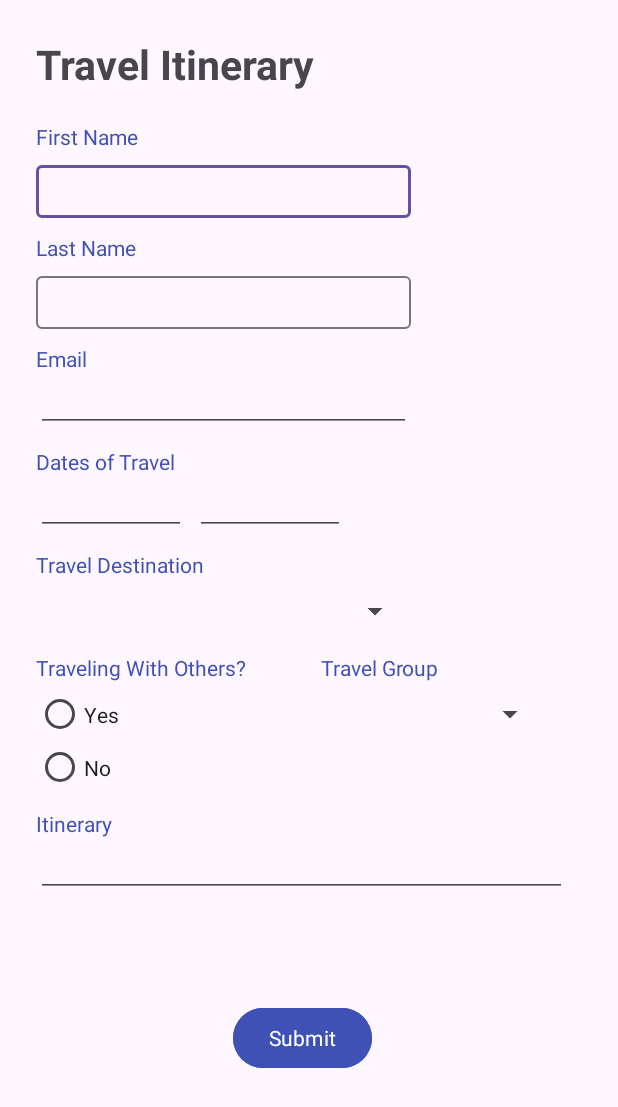
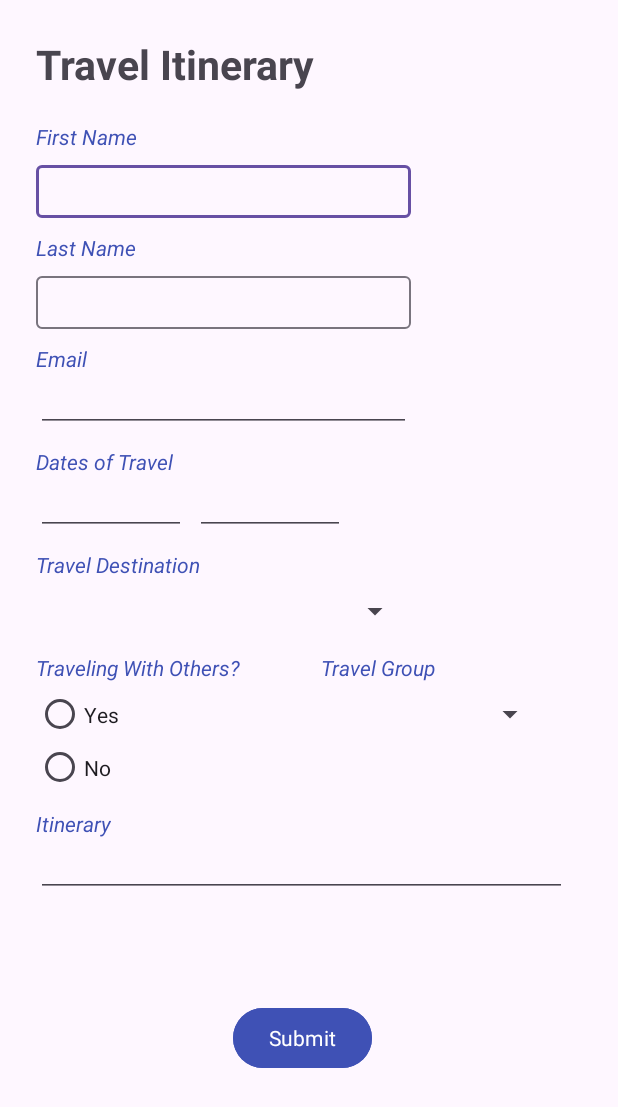
Before and after one commit to Luca-Rausa/SC-Project, an Android app: the layout travel_itinerary.xml on its own in the app's theme, with its tools: preview values and no code run, on a phone screen of 412 x 824 dp. Shown: the top 1107 px of the screen. Run offline under Robolectric (Android 15) with nearby library versions, the phone set to English and light mode, and no system bars; Roboto replaces fonts that are not available here.

Commit message:
started travel itinerary

```diff
--- a/app/src/main/res/layout/travel_itinerary.xml
+++ b/app/src/main/res/layout/travel_itinerary.xml
@@ -28,6 +28,7 @@
         android:text="First Name"
         android:textColor="#3F51B5"
         android:textSize="14sp"
+        android:textStyle="italic"
         app:layout_constraintStart_toStartOf="parent"
         app:layout_constraintTop_toBottomOf="@+id/travelItin" />
 
@@ -41,6 +42,7 @@
         app:layout_constraintTop_toBottomOf="@+id/firstName">
 
         <com.google.android.material.textfield.TextInputEditText
+            android:id="@+id/editTextFirstName"
             android:layout_width="250dp"
             android:layout_height="35dp"
             android:fontFamily="@font/abeezee"
@@ -55,6 +57,7 @@
         android:layout_marginTop="10dp"
         android:text="Last Name"
         android:textColor="#3F51B5"
+        android:textStyle="italic"
         app:layout_constraintStart_toStartOf="parent"
         app:layout_constraintTop_toBottomOf="@+id/textInputLayout" />
 
@@ -68,6 +71,7 @@
         app:layout_constraintTop_toBottomOf="@+id/lastName">
 
         <com.google.android.material.textfield.TextInputEditText
+            android:id="@+id/editTextLastName"
             android:layout_width="250dp"
             android:layout_height="35dp" />
     </com.google.android.material.textfield.TextInputLayout>
@@ -81,6 +85,7 @@
         android:fontFamily="@font/abeezee"
         android:text="Email"
         android:textColor="#3F51B5"
+        android:textStyle="italic"
         app:layout_constraintStart_toStartOf="parent"
         app:layout_constraintTop_toBottomOf="@+id/textInputLayout2" />
 
@@ -106,6 +111,7 @@
         android:fontFamily="@font/abeezee"
         android:text="Dates of Travel "
         android:textColor="#3F51B5"
+        android:textStyle="italic"
         app:layout_constraintStart_toStartOf="parent"
         app:layout_constraintTop_toBottomOf="@+id/editTextTextEmailAddress" />
 
@@ -142,6 +148,7 @@
         android:fontFamily="@font/abeezee"
         android:text="Travel Destination"
         android:textColor="#3F51B5"
+        android:textStyle="italic"
         app:layout_constraintStart_toStartOf="parent"
         app:layout_constraintTop_toBottomOf="@+id/editTextDate" />
 
@@ -163,6 +170,7 @@
         android:fontFamily="@font/abeezee"
         android:text="Traveling With Others?"
         android:textColor="#3F51B5"
+        android:textStyle="italic"
         app:layout_constraintStart_toStartOf="parent"
         app:layout_constraintTop_toBottomOf="@+id/spinner" />
 
@@ -194,6 +202,7 @@
         android:fontFamily="@font/abeezee"
         android:text="Travel Group"
         android:textColor="#3F51B5"
+        android:textStyle="italic"
         app:layout_constraintStart_toStartOf="parent"
         app:layout_constraintTop_toBottomOf="@+id/spinner" />
 
@@ -215,6 +224,7 @@
         android:fontFamily="@font/abeezee"
         android:text="Itinerary"
         android:textColor="#3F51B5"
+        android:textStyle="italic"
         app:layout_constraintStart_toStartOf="parent"
         app:layout_constraintTop_toBottomOf="@+id/no" />
 
```
Also changed, not shown: app/src/main/java/com/example/myapplication4/TravelItinerary.java (added, +92 -0 lines), app/src/main/res/values/strings.xml (+11 -0 lines).
